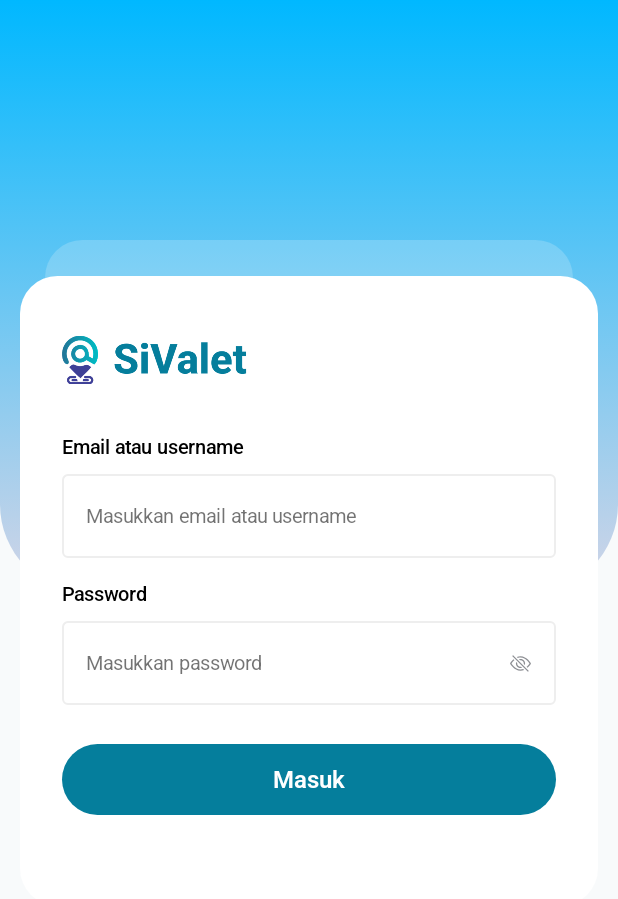
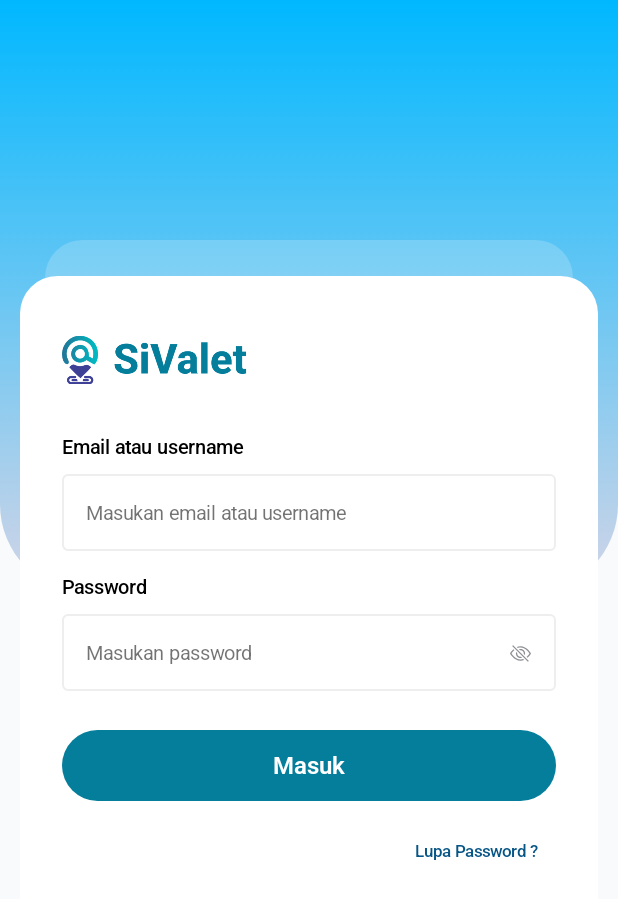
Before and after one commit to FikrTechnology/SiValet_Android, an Android app built with Jetpack Compose: the screen it shows after launch (MainActivity), on a phone screen of 412 x 824 dp. Shown: the top 899 px of the screen. Run offline under Robolectric (Android 15) with nearby library versions, the phone set to English and light mode, and no system bars.

Commit message:
Update Login Screen - Fixing Input password

```diff
--- a/app/src/main/java/com/example/sivalet/presentation/component/ComponentTextFieldLogin.kt
+++ b/app/src/main/java/com/example/sivalet/presentation/component/ComponentTextFieldLogin.kt
@@ -1,28 +1,20 @@
 package com.example.sivalet.presentation.component
 
-import androidx.compose.foundation.background
-import androidx.compose.foundation.border
-import androidx.compose.foundation.layout.Box
 import androidx.compose.foundation.layout.Spacer
-import androidx.compose.foundation.layout.fillMaxSize
 import androidx.compose.foundation.layout.fillMaxWidth
 import androidx.compose.foundation.layout.height
-import androidx.compose.foundation.layout.padding
 import androidx.compose.foundation.shape.RoundedCornerShape
-import androidx.compose.foundation.text.BasicTextField
-import androidx.compose.material3.Icon
-import androidx.compose.material3.MaterialTheme
+import androidx.compose.foundation.text.KeyboardOptions
 import androidx.compose.material3.OutlinedTextField
 import androidx.compose.material3.OutlinedTextFieldDefaults
-import androidx.compose.material3.Text
 import androidx.compose.runtime.Composable
-import androidx.compose.ui.Alignment
 import androidx.compose.ui.Modifier
-import androidx.compose.ui.graphics.Color
-import androidx.compose.ui.res.painterResource
+import androidx.compose.ui.text.TextStyle
 import androidx.compose.ui.text.font.FontWeight
+import androidx.compose.ui.text.input.KeyboardType
+import androidx.compose.ui.text.input.VisualTransformation
 import androidx.compose.ui.unit.dp
-import com.example.sivalet.R
+import com.example.sivalet.ui.theme.Roboto
 import com.example.sivalet.ui.theme.SiValetColor
 
 @Composable
@@ -31,7 +23,9 @@ fun OutlinedTextFieldLogin(
     value: String,
     onValueChange: (String) -> Unit,
     placeholder: String,
-    trailingIcon: @Composable (() -> Unit)? = null
+    trailingIcon: @Composable (() -> Unit)? = null,
+    keyboardType: KeyboardType = KeyboardType.Unspecified,
+    visualTransformation: VisualTransformation = VisualTransformation.None
 ) {
     TextBodyMediumBlack500(
         text = labelName
@@ -39,46 +33,27 @@ fun OutlinedTextFieldLogin(
     Spacer(modifier = Modifier.height(10.dp))
     OutlinedTextField(
         modifier = Modifier
-            .fillMaxWidth(),
+            .fillMaxWidth()
+            .height(51.dp),
         value = value,
         onValueChange = onValueChange,
         placeholder = { TextBodyMediumGray400(text = placeholder) },
         colors = OutlinedTextFieldDefaults.colors(
             unfocusedBorderColor = SiValetColor.BorderColor,
             unfocusedPlaceholderColor = SiValetColor.Black.copy(alpha = 0.5f),
+            focusedBorderColor = SiValetColor.Primary
         ),
         shape = RoundedCornerShape(4.dp),
-        trailingIcon = trailingIcon
+        trailingIcon = trailingIcon,
+        singleLine = true,
+        textStyle = TextStyle(
+            fontFamily = Roboto,
+            color = SiValetColor.Black,
+            fontWeight = FontWeight.W500
+        ),
+        keyboardOptions = KeyboardOptions(
+            keyboardType = keyboardType
+        ),
+        visualTransformation = visualTransformation
     )
-//    BasicTextField(
-//        value = value,
-//        onValueChange = onValueChange,
-//        singleLine = true,
-//        modifier = Modifier
-//            .fillMaxWidth()
-//            .height(44.dp)
-//            .background(Color.White, RoundedCornerShape(4.dp))
-//            .border(
-//                width = 1.dp,
-//                color = SiValetColor.BorderColor,
-//                shape = RoundedCornerShape(4.dp)
-//            )
-//            .padding(horizontal = 12.dp), // padding manual
-//        decorationBox = { innerTextField ->
-//            Box(
-//                Modifier
-//                    .fillMaxSize(),
-//                contentAlignment = Alignment.CenterStart
-//            ) {
-//                if (value.isEmpty()) {
-//                    Text(
-//                        text = placeholder,
-//                        color = SiValetColor.Black.copy(alpha = 0.5f),
-//                        style = MaterialTheme.typography.bodyMedium
-//                    )
-//                }
-//                innerTextField()
-//            }
-//        }
-//    )
 }
--- a/app/src/main/java/com/example/sivalet/presentation/login/LoginScreen.kt
+++ b/app/src/main/java/com/example/sivalet/presentation/login/LoginScreen.kt
@@ -11,10 +11,12 @@ import androidx.compose.foundation.layout.fillMaxWidth
 import androidx.compose.foundation.layout.height
 import androidx.compose.foundation.layout.padding
 import androidx.compose.foundation.layout.width
+import androidx.compose.foundation.layout.wrapContentHeight
 import androidx.compose.foundation.shape.RoundedCornerShape
 import androidx.compose.material3.Button
 import androidx.compose.material3.ButtonDefaults
 import androidx.compose.material3.Icon
+import androidx.compose.material3.IconButton
 import androidx.compose.material3.Scaffold
 import androidx.compose.material3.TextButton
 import androidx.compose.runtime.Composable
@@ -27,6 +29,10 @@ import androidx.compose.ui.Modifier
 import androidx.compose.ui.draw.clip
 import androidx.compose.ui.graphics.Brush
 import androidx.compose.ui.res.painterResource
+import androidx.compose.ui.text.input.KeyboardType
+import androidx.compose.ui.text.input.PasswordVisualTransformation
+import androidx.compose.ui.text.input.VisualTransformation
+import androidx.compose.ui.tooling.preview.Preview
 import androidx.compose.ui.unit.dp
 import com.example.sivalet.R
 import com.example.sivalet.presentation.component.OutlinedTextFieldLogin
@@ -42,6 +48,7 @@ fun LoginScreen(
 ) {
     var username by remember { mutableStateOf("") }
     var password by remember { mutableStateOf("") }
+    var passwordVisible by remember { mutableStateOf(false) }
 
     Scaffold(
         contentWindowInsets = WindowInsets(0.dp, 0.dp, 0.dp, 0.dp)
@@ -77,14 +84,14 @@ fun LoginScreen(
 
             Box(
                 modifier = Modifier
-                    .fillMaxSize()
-                    .padding(start = 13.dp, end = 13.dp, top = 184.dp, bottom = 220.dp)
+                    .wrapContentHeight()
+                    .padding(start = 13.dp, end = 13.dp, top = 184.dp)
                     .clip(RoundedCornerShape(25.dp))
                     .background(SiValetColor.White)
             ) {
                 Column(
                     modifier = Modifier
-                        .fillMaxSize()
+                        .fillMaxWidth()
                         .padding(horizontal = 28.dp, vertical = 40.dp)
                 ) {
                     Image(
@@ -101,6 +108,7 @@ fun LoginScreen(
                         value = username,
                         onValueChange = { username = it },
                         placeholder = LoginStrings.PLACEHOLDER_USERNAME,
+                        keyboardType = KeyboardType.Email
                     )
 
                     Spacer(modifier = Modifier.height(16.dp))
@@ -111,11 +119,25 @@ fun LoginScreen(
                         onValueChange = { password = it },
                         placeholder = LoginStrings.PLACEHOLDER_PASSWORD,
                         trailingIcon = {
-                            Icon(
-                                painter = painterResource(id = R.drawable.ico_eye_hide),
-                                contentDescription = LoginStrings.CD_PASSWORD
-                            )
-                        }
+//                            Icon(
+//                                painter = painterResource(id = R.drawable.ico_eye_hide),
+//                                contentDescription = LoginStrings.CD_PASSWORD
+//                            )
+
+                            val image = if (passwordVisible)
+                                painterResource(id = R.drawable.ico_eye_hide)
+                            else
+                                painterResource(id = R.drawable.ico_eye_hide)
+
+                            IconButton(onClick = { passwordVisible = !passwordVisible }) {
+                                Icon(
+                                    painter = image,
+                                    contentDescription = if (passwordVisible) "Hide password" else "Show password"
+                                )
+                            }
+                        },
+                        keyboardType = KeyboardType.Password,
+                        visualTransformation = if (passwordVisible) VisualTransformation.None else PasswordVisualTransformation()
                     )
 
                     Spacer(modifier = Modifier.height(25.dp))
@@ -147,3 +169,12 @@ fun LoginScreen(
         }
     }
 }
+
+@Preview(showBackground = true)
+@Composable
+fun LoginScreenPreview() {
+    LoginScreen(
+        onClickMasuk = {},
+        onClickForgotPass = {}
+    )
+}
--- a/app/src/main/java/com/example/sivalet/ui/theme/Strings.kt
+++ b/app/src/main/java/com/example/sivalet/ui/theme/Strings.kt
@@ -9,9 +9,9 @@ object NavigationStrings {
 
 object LoginStrings {
     const val LABEL_USERNAME = "Email atau username"
-    const val PLACEHOLDER_USERNAME = "Masukkan email atau username"
+    const val PLACEHOLDER_USERNAME = "Masukan email atau username"
     const val LABEL_PASSWORD = "Password"
-    const val PLACEHOLDER_PASSWORD = "Masukkan password"
+    const val PLACEHOLDER_PASSWORD = "Masukan password"
     const val CD_PASSWORD = "Icon Eye Hide"
     const val BUTTON_MASUK = "Masuk"
     const val TEXT_BUTTON_FORGOT_PASS = "Lupa Password ?"
```
